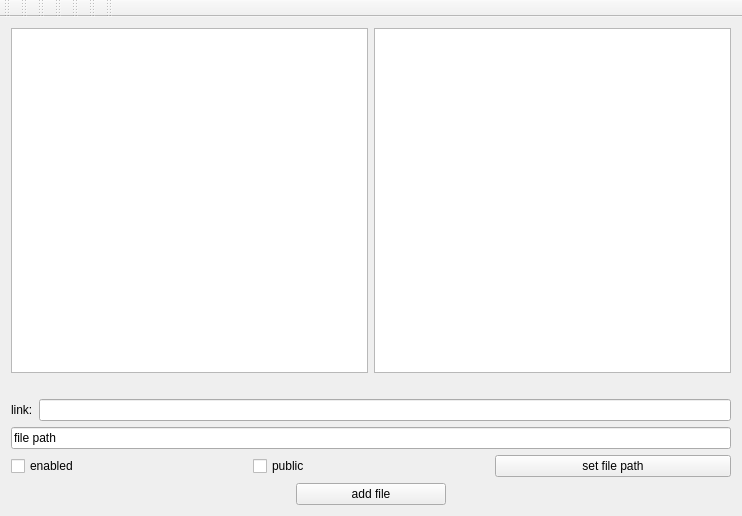
Old version of the form mainwindow.ui in the repository matrixd/fileshare.
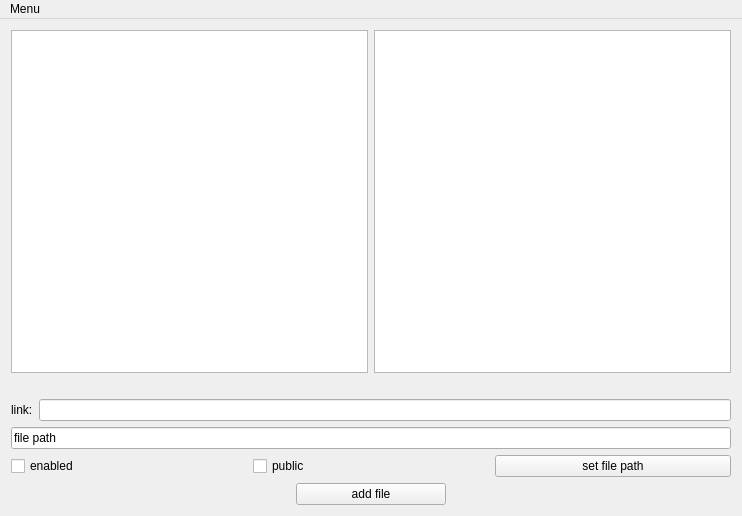
New version of the form.

The edit to the form file:
```diff
--- a/mainwindow.ui
+++ b/mainwindow.ui
@@ -160,81 +160,19 @@
      <height>20</height>
     </rect>
    </property>
+   <widget class="QMenu" name="menuMenu">
+    <property name="title">
+     <string>Menu</string>
+    </property>
+    <addaction name="actionRefresh_ip"/>
+   </widget>
+   <addaction name="menuMenu"/>
   </widget>
-  <widget class="QToolBar" name="mainToolBar">
-   <attribute name="toolBarArea">
-    <enum>TopToolBarArea</enum>
-   </attribute>
-   <attribute name="toolBarBreak">
-    <bool>false</bool>
-   </attribute>
-  </widget>
-  <widget class="QToolBar" name="toolBar">
-   <property name="windowTitle">
-    <string>toolBar</string>
+  <action name="actionRefresh_ip">
+   <property name="text">
+    <string>Refresh ip</string>
    </property>
-   <attribute name="toolBarArea">
-    <enum>TopToolBarArea</enum>
-   </attribute>
-   <attribute name="toolBarBreak">
-    <bool>false</bool>
-   </attribute>
-  </widget>
-  <widget class="QToolBar" name="toolBar_2">
-   <property name="windowTitle">
-    <string>toolBar_2</string>
-   </property>
-   <attribute name="toolBarArea">
-    <enum>TopToolBarArea</enum>
-   </attribute>
-   <attribute name="toolBarBreak">
-    <bool>false</bool>
-   </attribute>
-  </widget>
-  <widget class="QToolBar" name="toolBar_3">
-   <property name="windowTitle">
-    <string>toolBar_3</string>
-   </property>
-   <attribute name="toolBarArea">
-    <enum>TopToolBarArea</enum>
-   </attribute>
-   <attribute name="toolBarBreak">
-    <bool>false</bool>
-   </attribute>
-  </widget>
-  <widget class="QToolBar" name="toolBar_4">
-   <property name="windowTitle">
-    <string>toolBar_4</string>
-   </property>
-   <attribute name="toolBarArea">
-    <enum>TopToolBarArea</enum>
-   </attribute>
-   <attribute name="toolBarBreak">
-    <bool>false</bool>
-   </attribute>
-  </widget>
-  <widget class="QToolBar" name="toolBar_5">
-   <property name="windowTitle">
-    <string>toolBar_5</string>
-   </property>
-   <attribute name="toolBarArea">
-    <enum>TopToolBarArea</enum>
-   </attribute>
-   <attribute name="toolBarBreak">
-    <bool>false</bool>
-   </attribute>
-  </widget>
-  <widget class="QToolBar" name="toolBar_6">
-   <property name="windowTitle">
-    <string>toolBar_6</string>
-   </property>
-   <attribute name="toolBarArea">
-    <enum>TopToolBarArea</enum>
-   </attribute>
-   <attribute name="toolBarBreak">
-    <bool>false</bool>
-   </attribute>
-  </widget>
+  </action>
  </widget>
  <layoutdefault spacing="6" margin="11"/>
  <resources/>
```
